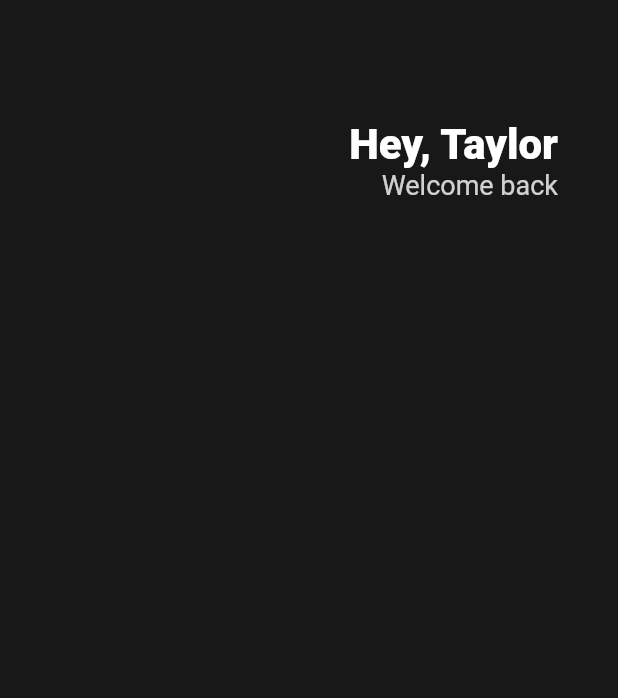
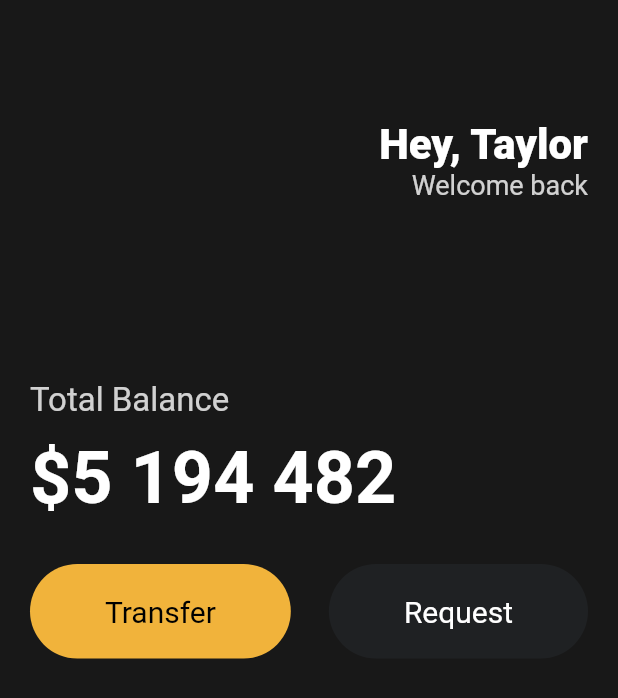
Before and after one commit to yeonghoonPark/flutter_stateless_tut, a Flutter app: the screen it shows after launch, on a phone screen of 412 x 824 dp. Shown: the top 698 px of the screen. Run offline on Flutter 3.47's test engine with Material 2 defaults, Android fonts, the phone set to English and light mode, and no system bars.

Commit message:
[feature] created widgets, button.dart

```diff
--- a/lib/main.dart
+++ b/lib/main.dart
@@ -1,4 +1,5 @@
 import 'package:flutter/material.dart';
+import 'widgets/button.dart';
 
 class Player {
   String name;
@@ -21,12 +22,13 @@ class App extends StatelessWidget {
   Widget build(BuildContext context) {
     return MaterialApp(
       home: Scaffold(
-        backgroundColor: Color(0xFF181818),
+        backgroundColor: const Color(0xFF181818),
         body: Padding(
-          padding: EdgeInsets.symmetric(horizontal: 40.0),
+          padding: const EdgeInsets.symmetric(horizontal: 20),
           child: Column(
+            crossAxisAlignment: CrossAxisAlignment.start,
             children: [
-              SizedBox(
+              const SizedBox(
                 height: 80,
               ),
               Row(
@@ -35,7 +37,7 @@ class App extends StatelessWidget {
                   Column(
                     crossAxisAlignment: CrossAxisAlignment.end,
                     children: [
-                      Text(
+                      const Text(
                         'Hey, Taylor',
                         style: TextStyle(
                           color: Colors.white,
@@ -53,7 +55,46 @@ class App extends StatelessWidget {
                     ],
                   )
                 ],
-              )
+              ),
+              const SizedBox(
+                height: 120,
+              ),
+              Text(
+                'Total Balance',
+                style: TextStyle(
+                  color: Colors.white.withOpacity(0.8),
+                  fontSize: 22,
+                ),
+              ),
+              const SizedBox(
+                height: 10,
+              ),
+              const Text(
+                '\$5 194 482',
+                style: TextStyle(
+                  color: Colors.white,
+                  fontSize: 48,
+                  fontWeight: FontWeight.w600,
+                ),
+              ),
+              const SizedBox(
+                height: 30,
+              ),
+              const Row(
+                mainAxisAlignment: MainAxisAlignment.spaceBetween,
+                children: [
+                  Button(
+                    text: 'Transfer',
+                    bgColor: Color(0xFFF1B33B),
+                    textColor: Colors.black,
+                  ),
+                  Button(
+                    text: 'Request',
+                    bgColor: Color(0xFF1F2123),
+                    textColor: Colors.white,
+                  ),
+                ],
+              ),
             ],
           ),
         ),
--- /dev/null
+++ b/lib/widgets/button.dart
@@ -0,0 +1,37 @@
+import 'package:flutter/material.dart';
+
+class Button extends StatelessWidget {
+  final String text;
+  final Color bgColor;
+  final Color textColor;
+
+  const Button({
+    super.key,
+    required this.text,
+    required this.bgColor,
+    required this.textColor,
+  });
+
+  @override
+  Widget build(BuildContext context) {
+    return Container(
+      decoration: BoxDecoration(
+        color: bgColor,
+        borderRadius: BorderRadius.circular(45),
+      ),
+      child: Padding(
+        padding: const EdgeInsets.symmetric(
+          vertical: 20,
+          horizontal: 50,
+        ),
+        child: Text(
+          text,
+          style: TextStyle(
+            color: textColor,
+            fontSize: 20,
+          ),
+        ),
+      ),
+    );
+  }
+}
```
